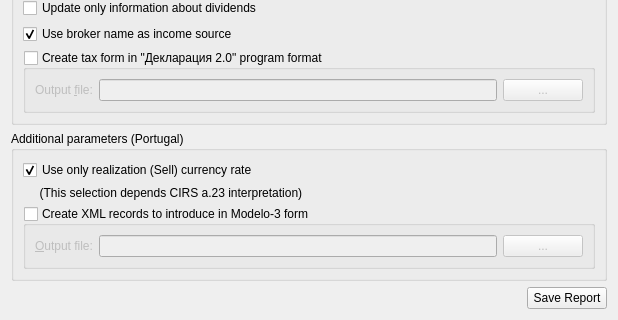
Old version of the form jal/ui/tax_export_widget.ui in the repository titov-vv/jal; both pictures show x 0 to 618 and y 181 to 501 of the 618 by 501 pixel window.
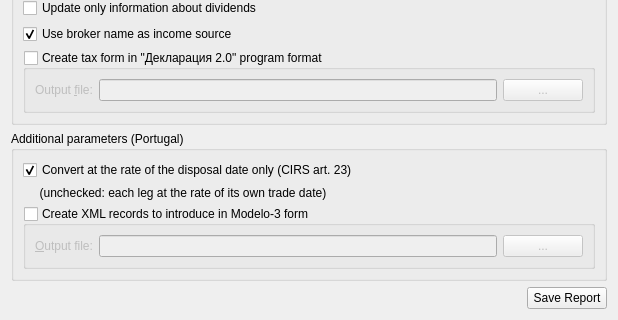
New version of the form.

Commit message: Tax dialog parameters and translations.

```diff
--- a/jal/ui/tax_export_widget.ui
+++ b/jal/ui/tax_export_widget.ui
@@ -77,7 +77,7 @@
       <item>
        <widget class="QCheckBox" name="Pt_OneCurrencyRate">
         <property name="text">
-         <string>Use only realization (Sell) currency rate</string>
+         <string>Convert at the rate of the disposal date only (CIRS art. 23)</string>
         </property>
         <property name="checked">
          <bool>true</bool>
@@ -90,7 +90,7 @@
          <bool>true</bool>
         </property>
         <property name="text">
-         <string>     (This selection depends CIRS a.23 interpretation)</string>
+         <string>     (unchecked: each leg at the rate of its own trade date)</string>
         </property>
        </widget>
       </item>
```
The commit also changes 5 other files.
